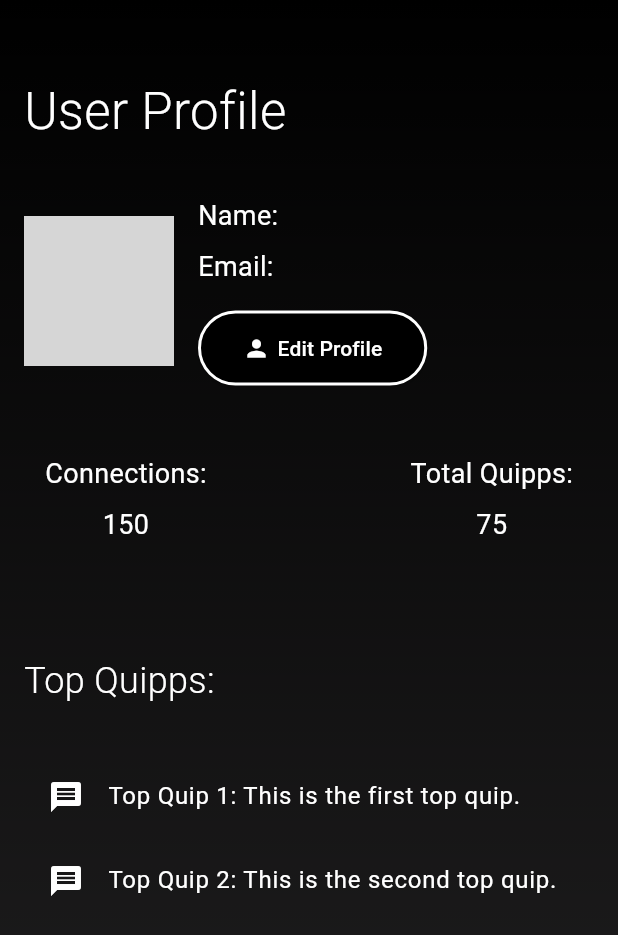
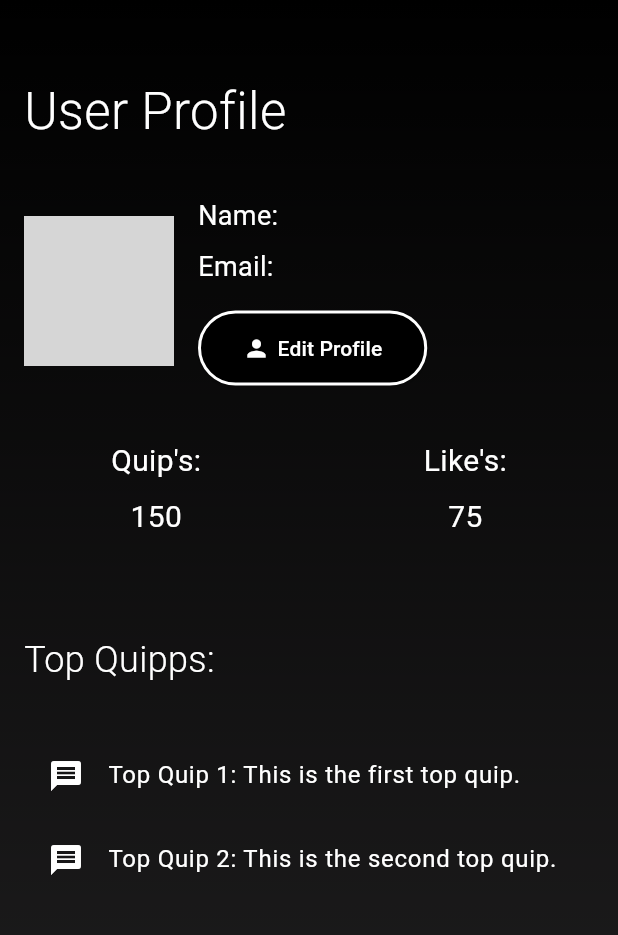
Before and after one commit to nesarw/Quip, a Flutter app: the UserProfilePage screen opened directly with empty values, on a phone screen of 412 x 824 dp. Shown: the top 935 px of the screen. Run offline on Flutter 3.47's test engine with Material 3 defaults, Android fonts, the phone set to English and light mode, and no system bars; our stand-ins replace cloud_firestore, firebase_auth, firebase_core, flutter_contacts, google_sign_in, image_picker and 1 more; accounts and stored records are empty; network calls fail; grey boxes are pictures that could not be loaded.

Commit message:
v1.10.3(profile quip & like UI changes)

```diff
--- a/lib/pages/user_profile.page.dart
+++ b/lib/pages/user_profile.page.dart
@@ -176,37 +176,43 @@ class _UserProfilePageState extends State<UserProfilePage> {
                         ),
                       ),
                       Padding(
-                        padding: const EdgeInsets.all(30.0),
+                        padding: const EdgeInsets.all(20.0),
                         child: Row(
                           mainAxisAlignment: MainAxisAlignment.spaceBetween,
                           children: <Widget>[
-                            Column(
+                            Padding(
+                              padding: const EdgeInsets.only(left: 54.0), // Add left padding
+                              child: Column(
                                 crossAxisAlignment: CrossAxisAlignment.center,
                                 children: <Widget>[
                                   Text(
-                                  'Connections:',
-                                  style: TextStyle(color: Colors.white, fontSize: 18),
+                                    "Quip's:",
+                                    style: TextStyle(color: Colors.white, fontSize: 20),
                                   ),
                                   SizedBox(height: 8),
                                   Text(
                                     '150',
-                                  style: TextStyle(color: Colors.white, fontSize: 18),
+                                    style: TextStyle(color: Colors.white, fontSize: 20),
                                   ),
                                 ],
                               ),
-                            Column(
+                            ),
+                            Padding(
+                              padding: const EdgeInsets.only(right: 54.0), // Add right padding
+                              child: Column(
                                 crossAxisAlignment: CrossAxisAlignment.center,
                                 children: <Widget>[
                                   Text(
-                                  'Total Quipps:',
-                                  style: TextStyle(color: Colors.white, fontSize: 18),
+                                    "Like's:",
+                                    style: TextStyle(color: Colors.white, fontSize: 20),
                                   ),
                                   SizedBox(height: 8),
                                   Text(
                                     '75',
-                                  style: TextStyle(color: Colors.white, fontSize: 18,),
+                                    style: TextStyle(color: Colors.white, fontSize: 20),
                                   ),
                                 ],
+                              ),
                             ),
                           ],
                         ),
```
Lines whose indentation alone changed are shown as unchanged.
